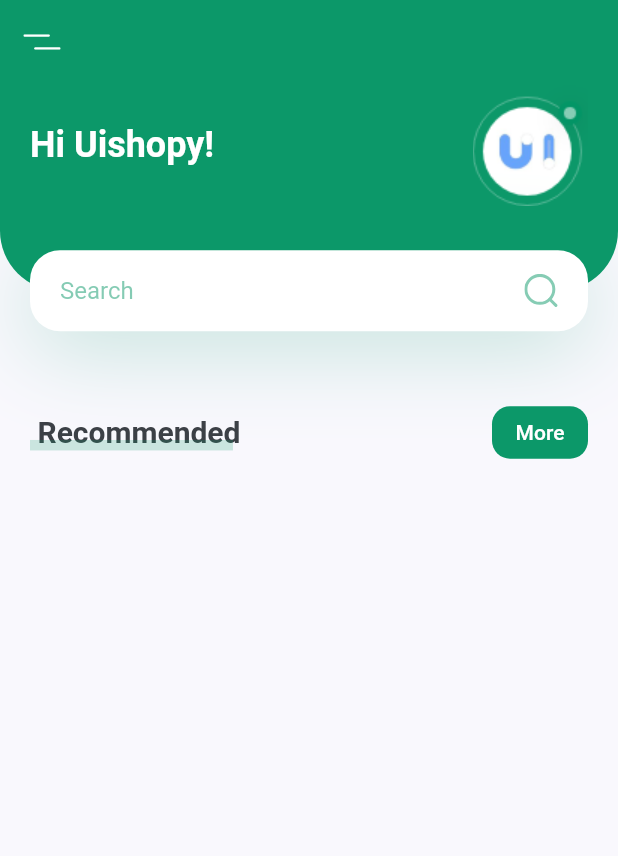
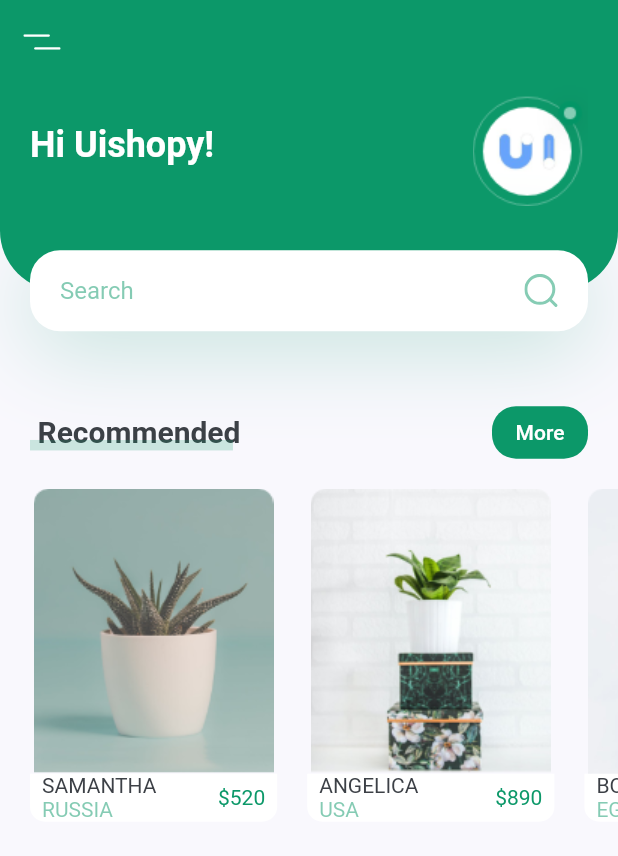
Before and after one commit to EslamShaban74/Plant_app_UI, a Flutter app: the screen it shows after launch, on a phone screen of 412 x 824 dp. Shown: the top 856 px of the screen. Run offline on Flutter 3.47's test engine with Material 2 defaults, Android fonts, the phone set to English and light mode, and no system bars; our stand-ins replace flutter_svg.

Commit message:
plant app UI

```diff
--- a/lib/modules/home/components/body/body.dart
+++ b/lib/modules/home/components/body/body.dart
@@ -1,6 +1,7 @@
 import 'package:flutter/cupertino.dart';
 import 'package:flutter/material.dart';
 import 'package:plant_app/modules/home/components/header_with_search_box/header_with_search_box.dart';
+import 'package:plant_app/modules/home/components/recommended_plants/recommended_plants.dart';
 import 'package:plant_app/modules/home/components/title_with_button/title_with_button.dart';
 
 class Body extends StatelessWidget {
@@ -12,7 +13,9 @@ class Body extends StatelessWidget {
         crossAxisAlignment: CrossAxisAlignment.start,
         children: <Widget>[
           HeaderWithSearchBox(size: size),
-          TitleWithMoreButton(title: 'Recommended', press: () {})
+          TitleWithMoreButton(title: 'Recommended', press: () {}),
+          RecommendedPlants(),
+
         ],
       ),
     );
--- a/lib/modules/home/components/default_button/default_button.dart
+++ b/lib/modules/home/components/default_button/default_button.dart
@@ -9,7 +9,7 @@ Container defaultButton({
     height: 35,
     decoration: BoxDecoration(
       color: primaryColor,
-      borderRadius: BorderRadius.circular(12.0)
+      borderRadius: BorderRadius.circular(16.0)
 
     ),
     child: TextButton(
--- /dev/null
+++ b/lib/modules/home/components/recommended_plants/recommended_plants.dart
@@ -0,0 +1,110 @@
+import 'package:flutter/cupertino.dart';
+import 'package:flutter/material.dart';
+import 'package:plant_app/components/constants.dart';
+
+class RecommendedPlants extends StatelessWidget {
+  @override
+  Widget build(BuildContext context) {
+    return SingleChildScrollView(
+      scrollDirection: Axis.horizontal,
+      child: Row(
+        children: <Widget>[
+          PlantCard(
+            image: "assets/images/image_1.png",
+            title: "Samantha",
+            country: "Russia",
+            price: 520,
+            press: () {},
+          ),
+          PlantCard(
+            image: "assets/images/image_2.png",
+            title: "Angelica",
+            country: "USA",
+            price: 890,
+            press: () {},
+          ),
+          PlantCard(
+            image: "assets/images/image_3.png",
+            title: "Bob",
+            country: "Egypt",
+            price: 420,
+            press: () {},
+          ),
+        ],
+      ),
+    );
+  }
+}
+
+class PlantCard extends StatelessWidget {
+  final String title, image, country;
+  final int price;
+  final Function press;
+
+  const PlantCard({
+    Key? key,
+    required this.image,
+    required this.title,
+    required this.country,
+    required this.price,
+    required this.press,
+  }) : super(key: key);
+
+  @override
+  Widget build(BuildContext context) {
+    Size size = MediaQuery.of(context).size;
+    return Container(
+      margin: EdgeInsets.only(
+        left: kDefaultPadding,
+        top: kDefaultPadding,
+        bottom: kDefaultPadding,
+      ),
+      width: size.width * 0.4,
+      child: Column(
+        children: <Widget>[
+          GestureDetector(
+            child: Column(
+              children: [
+                Image.asset(image),
+                Container(
+                  decoration: BoxDecoration(
+                      color: Colors.white,
+                      borderRadius: BorderRadius.only(
+                        bottomRight: Radius.circular(10),
+                        bottomLeft: Radius.circular(10),
+                      )),
+                  child: Padding(
+                    padding: const EdgeInsets.symmetric(horizontal: 8.0),
+                    child: Row(
+
+                      children: <Widget>[
+                        Column(
+                          children: <Widget>[
+                            Text(
+                              title.toUpperCase(),
+                              style: TextStyle(),
+                            ),
+                            Text(
+                              country.toUpperCase(),
+                              style: TextStyle(color: primaryColor.withOpacity(0.5)),
+                            )
+                          ],
+                          crossAxisAlignment: CrossAxisAlignment.start,
+                        ),
+                        Spacer(),
+                        Text(
+                          '\$$price',
+                          style: TextStyle(color: primaryColor),
+                        )
+                      ],
+                    ),
+                  ),
+                ),
+              ],
+            ),
+          ),
+        ],
+      ),
+    );
+  }
+}
```
